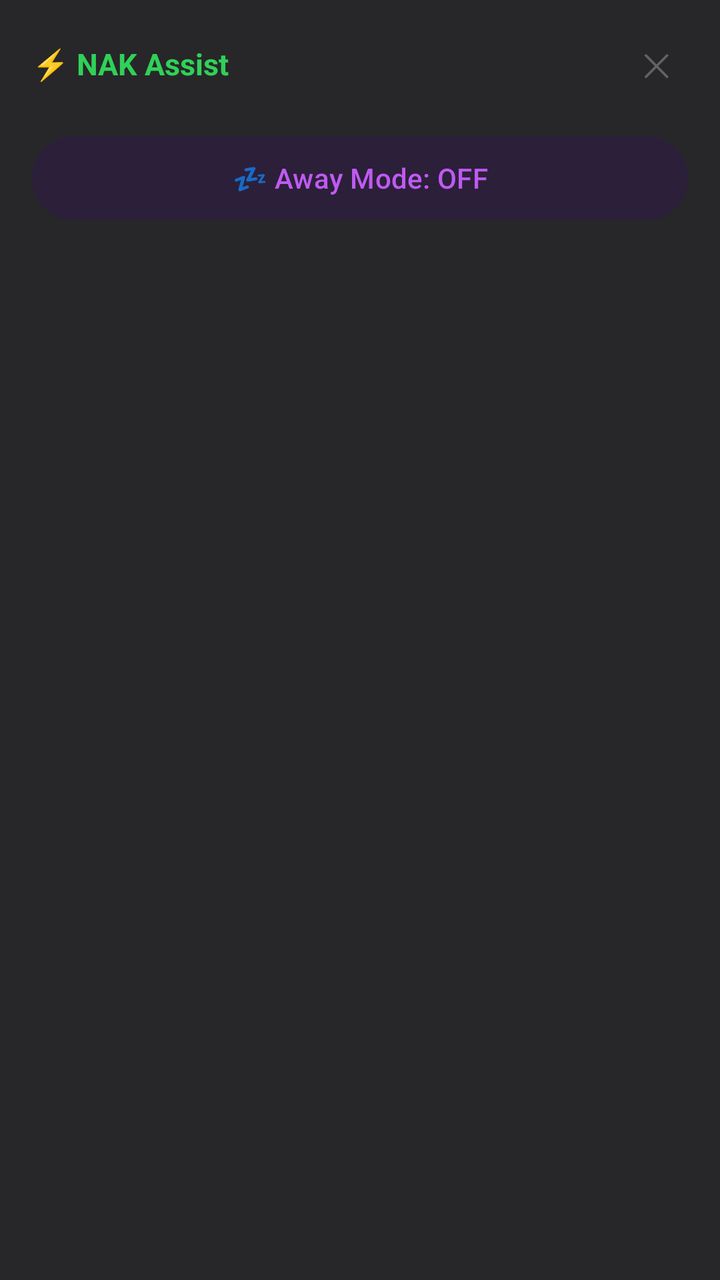
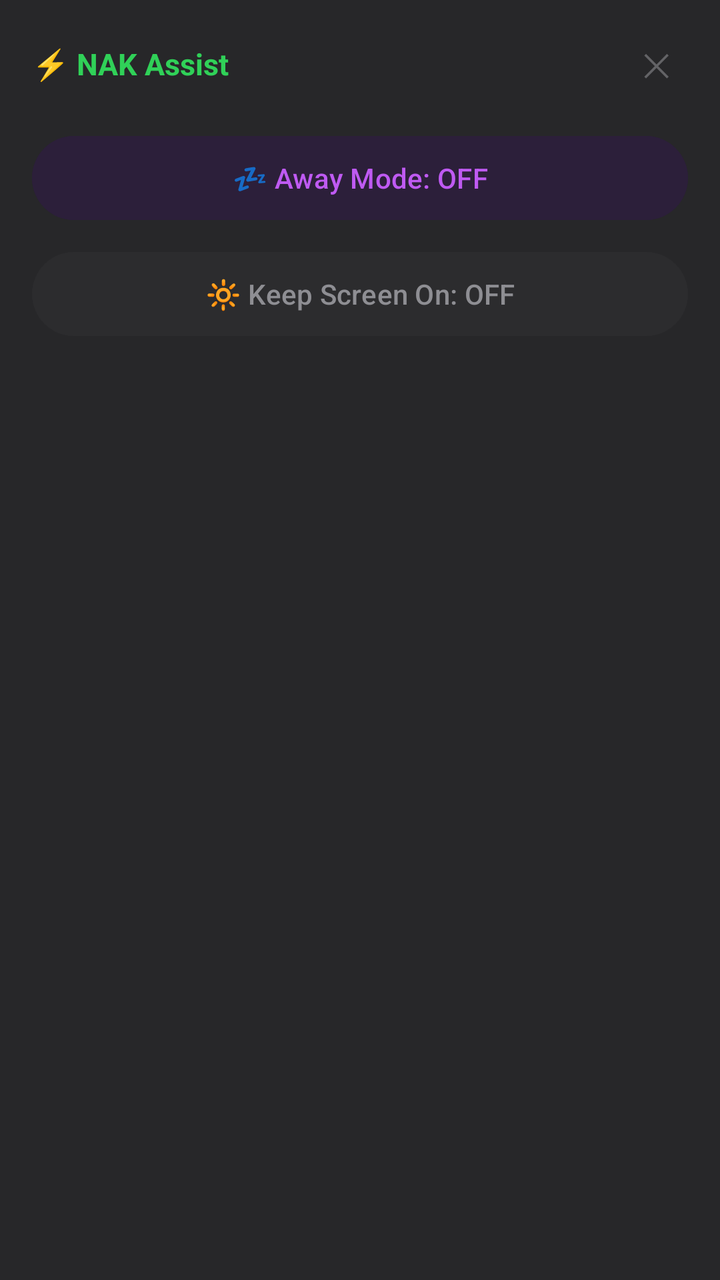

Before-and-after screenshots of an Android layout around one commit, followed by the original layout XML and the change that was made.
<!-- AndroidManifest.xml: application theme Theme.NAKAssist -->
<!-- res/layout/overlay_mode_selector.xml -->
<?xml version="1.0" encoding="utf-8"?>
<LinearLayout xmlns:android="http://schemas.android.com/apk/res/android"
    android:layout_width="match_parent"
    android:layout_height="wrap_content"
    android:orientation="vertical"
    android:background="#F21C1C1E"
    android:paddingHorizontal="16dp"
    android:paddingTop="16dp"
    android:paddingBottom="20dp">

    
    <LinearLayout
        android:layout_width="match_parent"
        android:layout_height="wrap_content"
        android:orientation="horizontal"
        android:gravity="center_vertical"
        android:layout_marginBottom="16dp">
        <TextView
            android:layout_width="0dp"
            android:layout_height="wrap_content"
            android:layout_weight="1"
            android:text="⚡ NAK Assist"
            android:textColor="#30D158"
            android:textSize="15sp"
            android:textStyle="bold" />
        <TextView
            android:id="@+id/tvCloseMode"
            android:layout_width="32dp"
            android:layout_height="32dp"
            android:text="✕"
            android:textColor="#636366"
            android:textSize="16sp"
            android:gravity="center" />
    </LinearLayout>

    
    <Button android:id="@+id/btnAwayModeToggle"
        android:layout_width="match_parent" android:layout_height="50dp"
        android:text="💤 Away Mode: OFF"
        android:backgroundTint="#2C1F3A"
        android:textColor="#BF5AF2" android:textSize="14sp"/>

</LinearLayout>
<!-- resources referenced by this layout -->
<resources>
  <style name="Theme.NAKAssist" parent="Theme.Material3.DayNight.NoActionBar">
          <item name="colorPrimary">#1B5E20</item>
          <item name="colorOnPrimary">#FFFFFF</item>
          <item name="colorPrimaryContainer">#A5D6A7</item>
          <item name="colorOnPrimaryContainer">#002204</item>
          <item name="colorSecondary">#9C27B0</item>
          <item name="colorOnSecondary">#FFFFFF</item>
          <item name="colorTertiary">#1565C0</item>
          <item name="colorOnTertiary">#FFFFFF</item>
          <item name="colorSurface">#121212</item>
          <item name="colorOnSurface">#E0E0E0</item>
          <item name="colorSurfaceVariant">#1E1E1E</item>
          <item name="colorOnSurfaceVariant">#AAAAAA</item>
          <item name="android:statusBarColor">@android:color/transparent</item>
          <item name="android:navigationBarColor">#121212</item>
      </style>
</resources>

<!-- the commit's change to res/layout/overlay_mode_selector.xml (unified diff, before → after) -->
@@ -38,6 +38,14 @@
         android:layout_width="match_parent" android:layout_height="50dp"
         android:text="💤 Away Mode: OFF"
         android:backgroundTint="#2C1F3A"
-        android:textColor="#BF5AF2" android:textSize="14sp"/>
+        android:textColor="#BF5AF2" android:textSize="14sp"
+        android:layout_marginBottom="8dp"/>
+
+    
+    <Button android:id="@+id/btnKeepScreenOn"
+        android:layout_width="match_parent" android:layout_height="50dp"
+        android:text="🔆 Keep Screen On: OFF"
+        android:backgroundTint="#2C2C2E"
+        android:textColor="#8E8E93" android:textSize="14sp"/>
 
 </LinearLayout>
